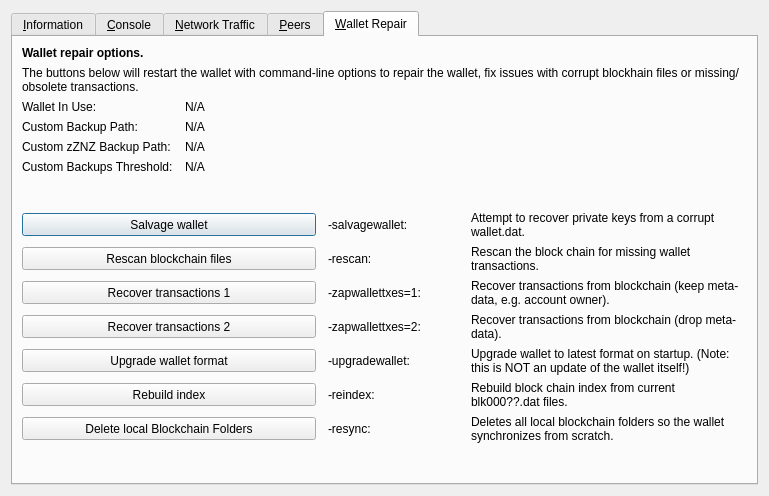
First picture: the form in src/qt/forms/rpcconsole.ui, repository altecoin-altc/ZNZ, before the edit.
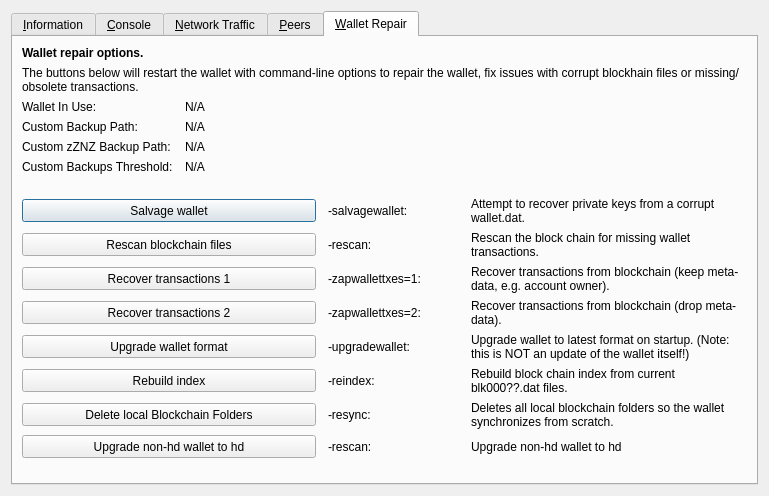
Second picture: the form after the edit. The open tabs and pages were chosen to show the change. Icons and pictures are not drawn. Custom widgets are drawn as their Qt base class.

Commit message:
Add HD-Wallets (#2)
* Zenzo Param changes

* ZNZ Branding changes

* Zenzo strings and misc updates

Update masternode refs & strings

Remove Zerocoin from send + dashboard pages

* Add HD-Wallets

Diff of the .ui file:
```diff
--- a/src/qt/forms/rpcconsole.ui
+++ b/src/qt/forms/rpcconsole.ui
@@ -1608,7 +1608,37 @@
          </property>
         </widget>
        </item>
-       <item row="14" column="0">
+       <item row="14" column="0" colspan="2">
+        <widget class="QPushButton" name="btn_convert_to_hd_Wallet">
+         <property name="minimumSize">
+          <size>
+           <width>100</width>
+           <height>23</height>
+          </size>
+         </property>
+         <property name="text">
+          <string>Upgrade non-hd wallet to hd</string>
+         </property>
+        </widget>
+       </item>
+       <item row="14" column="2">
+        <widget class="QLabel" name="label_convert_to_hd_Wallet_command">
+         <property name="text">
+          <string>-rescan:</string>
+         </property>
+        </widget>
+       </item>
+       <item row="14" column="3">
+        <widget class="QLabel" name="label_convert_to_hd_Wallet">
+         <property name="text">
+          <string>Upgrade non-hd wallet to hd</string>
+         </property>
+         <property name="wordWrap">
+          <bool>true</bool>
+         </property>
+        </widget>
+       </item>
+       <item row="15" column="0">
         <spacer name="verticalSpacer_repair2">
          <property name="orientation">
           <enum>Qt::Vertical</enum>
```
The commit also changes 87 other files.
